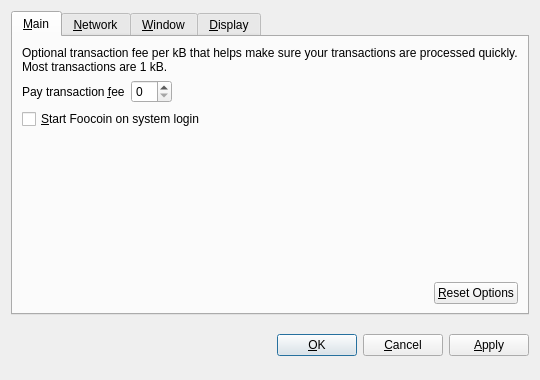
Qt form src/qt/forms/optionsdialog.ui (nhatlinh1989/sjwcoin) before a commit.
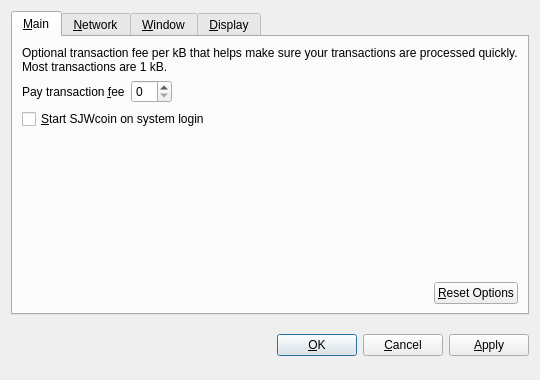
The same form after that commit. Custom widgets are drawn as their Qt base class.

```diff
--- a/src/qt/forms/optionsdialog.ui
+++ b/src/qt/forms/optionsdialog.ui
@@ -82,7 +82,7 @@
           <string>Automatically start Foocoin after logging in to the system.</string>
          </property>
          <property name="text">
-          <string>&amp;Start Foocoin on system login</string>
+          <string>&amp;Start SJWcoin on system login</string>
          </property>
         </widget>
        </item>
```
Left out of the diff: 10 changed lines with no effect on the pictures.
